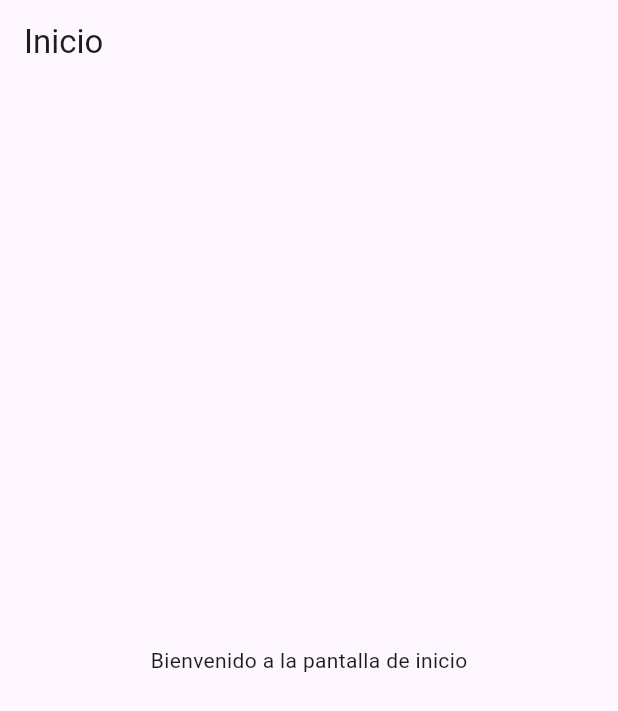
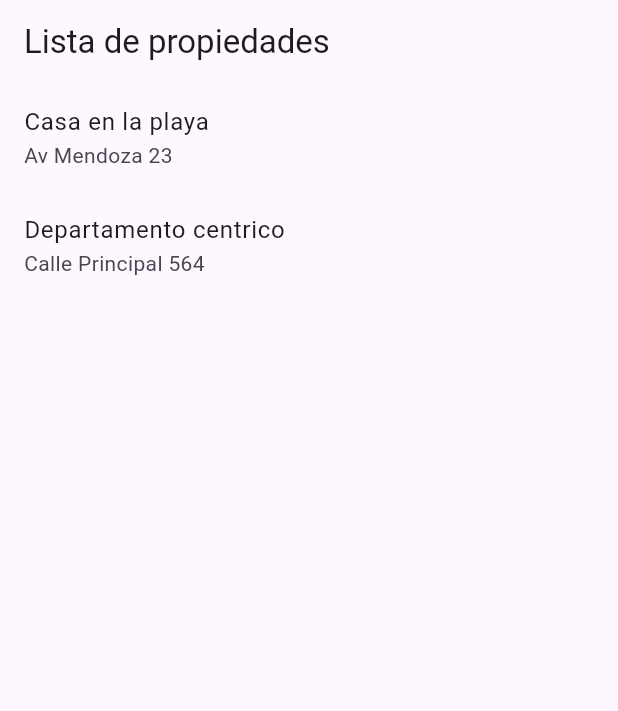
Before and after one commit to AbisurDiazR/renta_control, a Flutter app: the HomePage screen opened directly, on a phone screen of 412 x 824 dp. Shown: the top 711 px of the screen. Run offline on Flutter 3.47's test engine with Material 3 defaults, Android fonts, the light colour scheme and no system bars; our stand-ins replace equatable, firebase_auth, firebase_core, flutter_bloc, get_it; accounts and stored records are empty; network calls fail.

Commit message:
ListView propiedades

```diff
--- a/lib/data/repositories/auth_repository.dart
+++ b/lib/data/repositories/auth_repository.dart
@@ -1,7 +1,7 @@
 // ignore_for_file: override_on_non_overriding_member
 
 import 'package:firebase_auth/firebase_auth.dart';
-import 'package:renta_control/data/models/user_model.dart';
+import 'package:renta_control/domain/models/user_model.dart';
 
 class AuthRepository {
   final FirebaseAuth _firebaseAuth;
--- a/lib/domain/repositories/i_auth_repository.dart
+++ b/lib/data/repositories/i_auth_repository.dart
@@ -1,4 +1,4 @@
-import 'package:renta_control/data/models/user_model.dart';
+import 'package:renta_control/domain/models/user_model.dart';
 
 abstract class IAuthRepository {
   Future<UserModel?> signIn({required String email, required String password});
--- /dev/null
+++ b/lib/data/repositories/property_repository.dart
@@ -0,0 +1,11 @@
+import 'package:renta_control/domain/models/property.dart';
+import 'package:renta_control/domain/models/user_model.dart';
+
+class PropertyRepository{
+  Future<List<Property>> fetchProperties() async {
+    return [
+      Property(name: "Casa en la playa", address: 'Av Mendoza 23', owner: UserModel(id: '2', email: 'cayumendoza@gmail.com')),
+      Property(name: "Departamento centrico", address: 'Calle Principal 564', owner: UserModel(id: '2', email: 'cayumendoza@gmail.com')),
+    ];
+  }
+}
--- /dev/null
+++ b/lib/domain/models/property.dart
@@ -0,0 +1,9 @@
+import 'package:renta_control/domain/models/user_model.dart';
+
+class Property {
+  final String name;
+  final String address;
+  final UserModel owner;
+
+  Property({ required this.name, required this.address, required this.owner });
+}
--- a/lib/presentation/blocs/auth/auth_state.dart
+++ b/lib/presentation/blocs/auth/auth_state.dart
@@ -1,5 +1,5 @@
 import 'package:equatable/equatable.dart';
-import 'package:renta_control/data/models/user_model.dart';
+import 'package:renta_control/domain/models/user_model.dart';
 
 // Clase abstracta que representa todos los estados de autenticación
 abstract class AuthState extends Equatable{
--- /dev/null
+++ b/lib/presentation/blocs/properties/property_bloc.dart
@@ -0,0 +1,20 @@
+import 'package:flutter_bloc/flutter_bloc.dart';
+import 'package:renta_control/data/repositories/property_repository.dart';
+import 'package:renta_control/presentation/blocs/properties/property_event.dart';
+import 'package:renta_control/presentation/blocs/properties/property_state.dart';
+
+class PropertyBloc extends Bloc<PropertyEvent, PropertyState>{
+  final PropertyRepository repository;
+
+  PropertyBloc({ required this.repository }) : super(PropertyInitial()){
+    on<FetchProperties>((event, emit) async {
+      emit(PropertyLoading());
+      try {
+        final properties = await repository.fetchProperties();
+        emit(PropertyLoaded(properties: properties));
+      } catch (e) {
+        emit(PropertyError(message: 'Error al cargar propiedades'));
+      }
+    });
+  }
+}
--- /dev/null
+++ b/lib/presentation/blocs/properties/property_event.dart
@@ -0,0 +1,8 @@
+import 'package:equatable/equatable.dart';
+
+abstract class PropertyEvent extends Equatable{
+  @override
+  List<Object> get props => [];
+}
+
+class FetchProperties extends PropertyEvent {}
--- /dev/null
+++ b/lib/presentation/blocs/properties/property_state.dart
@@ -0,0 +1,29 @@
+import 'package:equatable/equatable.dart';
+import 'package:renta_control/domain/models/property.dart';
+
+abstract class PropertyState extends Equatable{
+  @override
+  List<Object> get props => [];
+}
+
+class PropertyInitial extends PropertyState{}
+
+class PropertyLoading extends PropertyState{}
+
+class PropertyLoaded extends PropertyState{
+  final List<Property> properties;
+
+  PropertyLoaded({required this.properties});
+
+  @override
+  List<Object> get props => [properties];
+}
+
+class PropertyError extends PropertyState{
+  final String message;
+
+  PropertyError({required this.message});
+
+  @override
+  List<Object> get props => [message];
+}
--- a/lib/presentation/pages/home_page.dart
+++ b/lib/presentation/pages/home_page.dart
@@ -1,4 +1,9 @@
 import 'package:flutter/material.dart';
+import 'package:flutter_bloc/flutter_bloc.dart';
+import 'package:renta_control/data/repositories/property_repository.dart';
+import 'package:renta_control/presentation/blocs/properties/property_bloc.dart';
+import 'package:renta_control/presentation/blocs/properties/property_event.dart';
+import 'package:renta_control/presentation/blocs/properties/property_state.dart';
 
 class HomePage extends StatelessWidget{
   const HomePage({super.key});
@@ -7,11 +12,34 @@ class HomePage extends StatelessWidget{
   Widget build(BuildContext context){
     return Scaffold(
       appBar: AppBar(
-        title: Text('Inicio'),
+        title: Text('Lista de propiedades'),
       ),
-      body: Center(
-        child: Text('Bienvenido a la pantalla de inicio'),
-      ),
+      body: BlocProvider(create: (context) => PropertyBloc(repository: RepositoryProvider.of<PropertyRepository>(context),)..add(FetchProperties()),
+      child: BlocBuilder<PropertyBloc, PropertyState>(
+        builder: (context, state) {
+          if (state is PropertyLoading) {
+            return Center(child: CircularProgressIndicator(),);
+          } else if(state is PropertyLoaded) {
+            return ListView.builder(
+              itemCount: state.properties.length,
+              itemBuilder: (context, index) {
+                final property = state.properties[index];
+                return ListTile(
+                  title: Text(property.name),
+                  subtitle: Text(property.address),
+                  onTap: () {
+                    //Detalles de la propiedad
+                  },
+                );
+              },
+            );
+          } else if(state is PropertyError){
+            return Center(child: Text(state.message),);
+          } else {
+            return Center(child: Text('No hay propiedades disponibles'),);
+          }
+        },
+      ),),
     );
   }
 }
```
Also changed, not shown: lib/main.dart (+31 -18 lines), lib/domain/models/user_model.dart (renamed from lib/data/models/user_model.dart), 4 other files.
